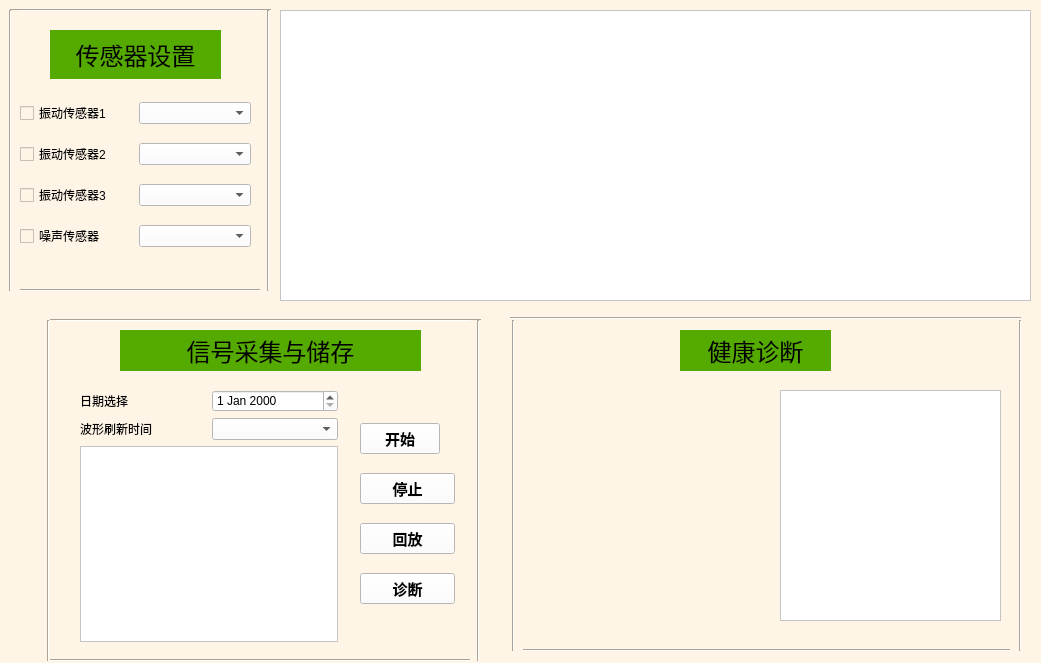
First picture: the form in vibrationdialog.ui, repository zkqiu/robot_doctor, before the edit.
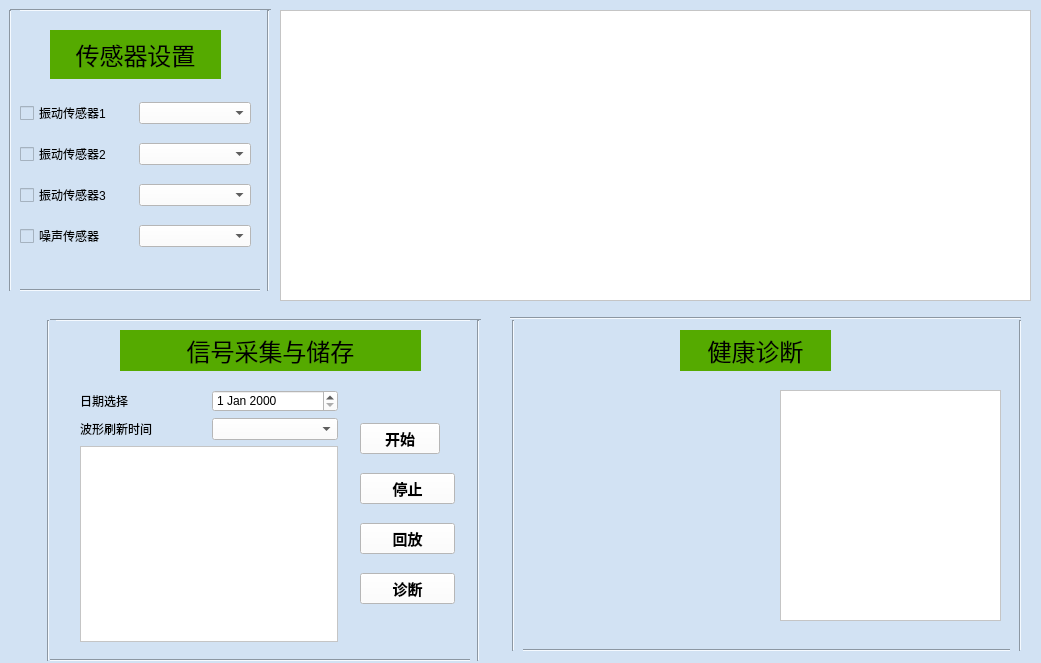
Second picture: the form after the edit. Icons and pictures are not drawn. Custom widgets are drawn as their Qt base class.

Commit message: 界面美化

Diff of the .ui file:
```diff
--- a/vibrationdialog.ui
+++ b/vibrationdialog.ui
@@ -14,7 +14,7 @@
    <string>Form</string>
   </property>
   <property name="styleSheet">
-   <string notr="true">background-color: rgb(255, 245, 231);</string>
+   <string notr="true">background-color: rgb(210, 226, 243);</string>
   </property>
   <widget class="QListWidget" name="figureListWidget">
    <property name="geometry">
```
